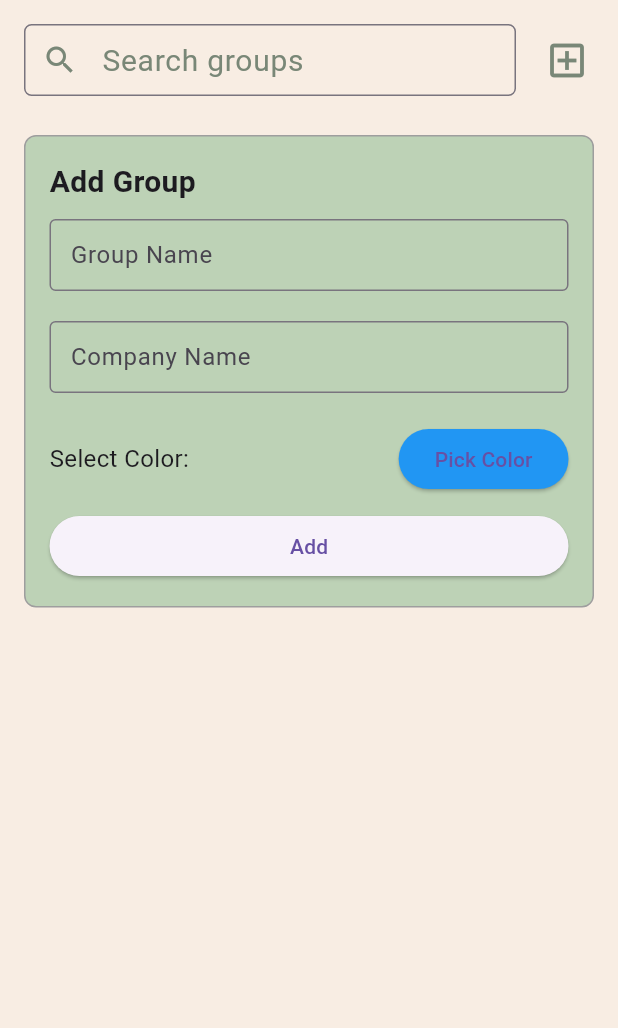
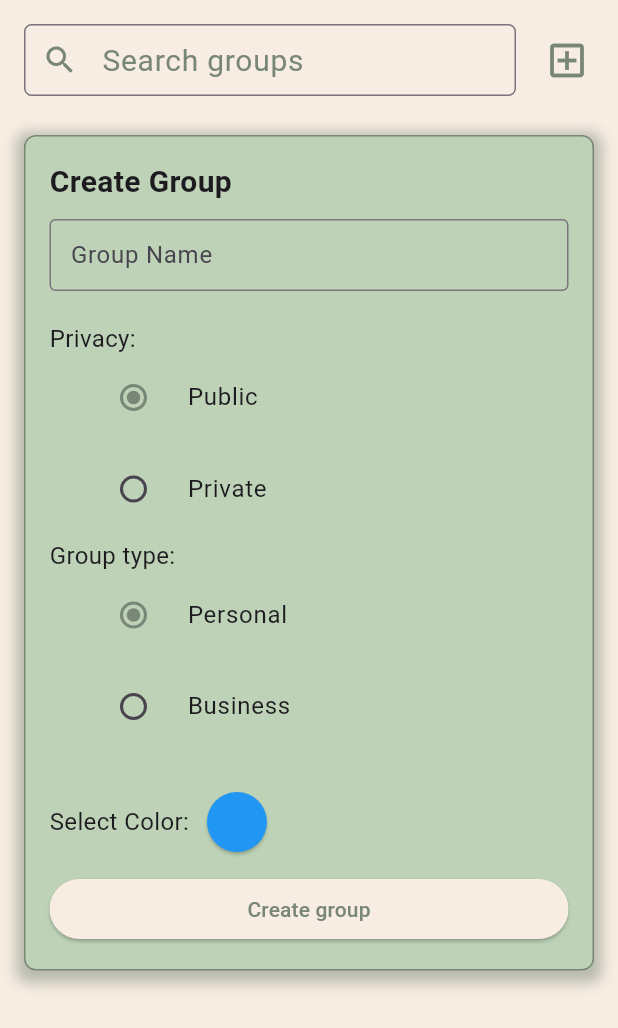
Before and after one commit to Goncalo-MMG-Carvalho/Front-end-ADC, a Flutter app: the GroupsPage screen opened directly, after a tap on the "add box" icon, on a phone screen of 412 x 824 dp. Shown: the top 1028 px of the screen. Run offline on Flutter 3.47's test engine with Material 3 defaults, Android fonts, the phone set to English and light mode, and no system bars; our stand-ins replace dio, flutter_colorpicker, geocoding, geolocator, google_maps_flutter, localstorage and 2 more; accounts and stored records are empty; Roboto replaces fonts that are missing (Arial).

Commit message:
createGroup a funfar

```diff
--- /dev/null
+++ b/lib/AppPage/application/auth.dart
@@ -0,0 +1,96 @@
+import 'dart:convert';
+import 'package:crypto/crypto.dart';
+import 'package:dio/dio.dart';
+import 'package:flutter/cupertino.dart';
+import 'package:path/path.dart';
+
+import '../../login/data/users_local_storage.dart';
+import '../../login/domain/User.dart';
+import 'package:http/http.dart' as http;
+import 'package:flutter/foundation.dart' show kIsWeb;
+import 'package:localstorage/localstorage.dart';
+
+
+
+
+const String localDatabaseName = "app.db";
+
+
+class Authentication {
+
+  Future<String?> getUserRole() async {
+    String? token = await getToken();
+    return token?.split(".")[2];
+  }
+
+  Future<String?> getToken() async {
+    String? token;
+    if (kIsWeb) {
+      await initLocalStorage();
+      WidgetsFlutterBinding.ensureInitialized();
+      token = localStorage.getItem("token");
+
+    } else {
+      LocalDB db = LocalDB(localDatabaseName);
+      token = await db.getToken();
+    }
+    return token;
+  }
+
+  Future<void> addGroup(String groupName, String color) async {
+
+    if (kIsWeb) {
+      await initLocalStorage();
+      WidgetsFlutterBinding.ensureInitialized();
+
+    } else {
+      LocalDB db = LocalDB(localDatabaseName);
+
+
+    }
+  }
+
+  bool createGroup(String groupName, bool isPublic, bool isBusiness, String color) {
+
+    fetchAuthenticate(groupName, isPublic, isBusiness, color);
+
+    return true;
+  }
+
+  Future<bool> fetchAuthenticate(String groupName, bool isPublic, bool isBusiness, String color) async {
+
+    String? token = await getToken();
+
+    final response = await http.post(
+      Uri.parse('https://projeto-adc-423314.ew.r.appspot.com/rest/create_group/v1'),
+      headers: <String, String>{
+        'Content-Type': 'application/json',
+      },
+      body: jsonEncode(<String, String>{
+        'cookie': token!,
+        'groupName': groupName,
+        'isPublic': isPublic.toString(),
+        'isBusiness': isBusiness.toString(),
+        'colorCode': color,
+      }),
+    );
+
+    if (response.statusCode == 200) {
+
+      print(jsonDecode(response.body));
+
+      // Extract cookie from response headers
+      return true;
+    } else {
+      return false;
+    }
+  }
+
+
+}
+
+void main() async {
+
+  // Users lists: https://dummyjson.com/users
+  //Authentication.fetchAuthenticate("hbingley1", "CQutx25i8r");
+}
--- a/lib/AppPage/presentation/groups_screen.dart
+++ b/lib/AppPage/presentation/groups_screen.dart
@@ -1,3 +1,4 @@
+import 'package:adc_handson_session/AppPage/application/auth.dart';
 import 'package:flutter/material.dart';
 import 'package:flutter_colorpicker/flutter_colorpicker.dart';
 
@@ -18,17 +19,41 @@ class GroupsPage extends StatefulWidget {
 }
 
 class _GroupsPageState extends State<GroupsPage> {
+  String PERSONAL_ROLE = "USER_PERSONAL";
+
+  String userRole = "";
+
+  Authentication auth = Authentication();
+
   bool _showAddForm = false;
   TextEditingController _groupNameController = TextEditingController();
-  TextEditingController _companyNameController = TextEditingController();
+
+
   Color _selectedColor = Colors.blue;
 
+  bool isPublic = true;
+
+  bool isBusiness = false;
+
+
   List<Group> _groups = [];
+
+  void getUserRole() async {
+    String role = (await auth.getUserRole())!;
+    setState(() {
+      userRole = role;
+    });
+  }
+
+  @override
+  void initState() {
+    super.initState();
+    getUserRole();
+  }
 
   @override
   void dispose() {
     _groupNameController.dispose();
-    _companyNameController.dispose();
     super.dispose();
   }
 
@@ -38,10 +63,17 @@ class _GroupsPageState extends State<GroupsPage> {
     });
   }
 
-  void _addGroup(String groupName, String companyName, Color color) {
-    setState(() {
-      _groups.add(Group(groupName, companyName, color));
-    });
+  void createGroupButtonPressed(String groupName, Color color) {
+    String colorString = color.value.toRadixString(16).padLeft(8, '0');
+
+
+    //VERIFICAR SE È TRUE OR FALSE
+    auth.createGroup(groupName, isPublic, isBusiness, colorString);
+
+
+    //setState(() {
+    //  _groups.add(Group(groupName, colorString));
+    //});
   }
 
   @override
@@ -121,23 +153,33 @@ class _GroupsPageState extends State<GroupsPage> {
     );
   }
 
+
   Widget _buildAddGroupForm() {
     return Container(
+      constraints: BoxConstraints(maxWidth: 400),
       margin: const EdgeInsets.symmetric(horizontal: 16.0, vertical: 10.0),
       padding: const EdgeInsets.all(16.0),
       decoration: BoxDecoration(
-        color: const Color.fromRGBO(189,210,182,100), // Background color for the form
+        color: const Color.fromRGBO(189,210,182,1), // Background color for the form
         border: Border.all(
-          color: Colors.grey,
+          color: const Color.fromRGBO(121, 135, 119, 1),
           width: 1.0,
         ),
         borderRadius: BorderRadius.circular(8.0),
+        boxShadow:[
+          BoxShadow(
+            color: const Color.fromRGBO(121, 135, 119, 1).withOpacity(0.5), // Shadow color
+            spreadRadius: 5, // Spread radius
+            blurRadius: 7, // Blur radius
+            offset: const Offset(0, 3), // Offset
+          ),
+        ]
       ),
       child: Column(
         crossAxisAlignment: CrossAxisAlignment.stretch,
         children: [
           const Text(
-            'Add Group',
+            'Create Group',
             style: TextStyle(fontSize: 20.0, fontWeight: FontWeight.bold),
           ),
           const SizedBox(height: 10.0),
@@ -148,30 +190,71 @@ class _GroupsPageState extends State<GroupsPage> {
               border: OutlineInputBorder(),
             ),
           ),
-          SizedBox(height: 20.0),
-          TextField(
-            controller: _companyNameController,
-            decoration: const InputDecoration(
-              labelText: 'Company Name',
-              border: OutlineInputBorder(),
+        const SizedBox(height: 20.0),
+        Column(
+          children: <Widget>[
+            const Padding(padding: EdgeInsets.fromLTRB(0, 0, 0, 0),
+              child: Align(
+                alignment: Alignment.centerLeft,
+                child: Text(
+                  "Privacy:",
+                  style: TextStyle(
+                    fontFamily: 'Arial',
+                    fontSize: 16,
+                  ),
+                ),
+              ),
             ),
+            Padding(padding: const EdgeInsets.fromLTRB(20, 0, 20, 5),
+              child: RadioListTile<bool>(
+                title: const Text('Public'),
+                value: true,
+                groupValue: isPublic,
+                activeColor: const Color.fromRGBO(121, 135, 119, 1),
+                onChanged: (value) {
+                  setState(() {
+                    isPublic = value!;
+                  });
+                },
+              ),
+            ),
+            Padding(padding: const EdgeInsets.fromLTRB(20, 0, 20, 5),
+              child: RadioListTile<bool>(
+                  title: const Text('Private'),
+                  value: false,
+                  groupValue: isPublic,
+                  activeColor: const Color.fromRGBO(121, 135, 119, 1),
+                  onChanged: (value) {
+                    setState(() {
+                      isPublic = value!;
+                    });
+              },
+
+              ),
+            )
+          ],
           ),
+
+          if( userRole != PERSONAL_ROLE)
+            groupTypeChoice(),
+
           const SizedBox(height: 20.0),
           Row(
-            mainAxisAlignment: MainAxisAlignment.spaceBetween,
+            mainAxisAlignment: MainAxisAlignment.start,
             children: [
               const Text(
                 'Select Color:',
                 style: TextStyle(fontSize: 16.0),
               ),
-              SizedBox(width: 10.0),
+            //  const SizedBox(width: 10.0),
               // Color picker
               ElevatedButton(
                 onPressed: () => _showColorPicker(context),
                 style: ElevatedButton.styleFrom(
                   backgroundColor: _selectedColor,
+                  shape: const CircleBorder(),
                 ),
-                child: const Text('Pick Color'),
+                child: const Text(""),
               ),
             ],
           ),
@@ -180,59 +263,85 @@ class _GroupsPageState extends State<GroupsPage> {
             onPressed: () {
               // Handle form submission
               String groupName = _groupNameController.text;
-              String companyName = _companyNameController.text;
-              _addGroup(groupName, companyName, _selectedColor); // Add group to the list
+              createGroupButtonPressed(groupName, _selectedColor);
               _toggleAddForm(); // Hide the form after submission
               _groupNameController.clear(); // Clear text fields
-              _companyNameController.clear();
             },
-            child: const Text('Add'),
+            style: ElevatedButton.styleFrom(
+              backgroundColor:  const Color.fromRGBO(248, 237, 227, 1),
+            ),
+            child: const Text(
+                'Create group',
+              style: TextStyle(
+                color:  Color.fromRGBO(121, 135, 119, 1),
+              ),
+            ),
           ),
         ],
       ),
     );
   }
 
-  Widget _buildGroupSquare(Group group) {
-    return Container(
-      padding: const EdgeInsets.all(12.0),
-      width: 200.0, // Fixed width for each group square
-      decoration: BoxDecoration(
-        color: group.color,
-        borderRadius: BorderRadius.circular(8.0),
-        boxShadow: [
-          BoxShadow(
-            color: Colors.grey.withOpacity(0.5),
-            spreadRadius: 1,
-            blurRadius: 3,
-            offset: const Offset(0, 2), // changes position of shadow
+  Widget groupTypeChoice() {
+    return Column(
+      children: <Widget>[
+        const Padding(padding: EdgeInsets.fromLTRB(0, 0, 0, 0),
+          child: Align(
+            alignment: Alignment.centerLeft,
+            child: Text(
+              "Group type:",
+              style: TextStyle(
+                fontFamily: 'Arial',
+                fontSize: 16,
+              ),
+            ),
           ),
-        ],
-      ),
-      child: Column(
-        crossAxisAlignment: CrossAxisAlignment.start,
-        children: [
-          Text(
-            'Group Name: ${group.groupName}',
-            style: const TextStyle(fontSize: 18.0, fontWeight: FontWeight.bold, color: Colors.white),
+        ),
+        Padding(padding: const EdgeInsets.fromLTRB(20, 0, 20, 5),
+          child: RadioListTile<bool>(
+            title: const Text('Personal'),
+            value: false,
+            groupValue: isBusiness,
+            activeColor: const Color.fromRGBO(121, 135, 119, 1),
+            onChanged: (value) {
+              setState(() {
+                isBusiness = value!;
+              });
+            },
           ),
-          const SizedBox(height: 8.0),
-          Text(
-            'Company Name: ${group.companyName}',
-            style: const TextStyle(fontSize: 16.0, color: Colors.white),
+        ),
+        Padding(padding: const EdgeInsets.fromLTRB(20, 0, 20, 5),
+          child: RadioListTile<bool>(
+            title: const Text('Business'),
+            value: true,
+            groupValue: isBusiness,
+            activeColor: const Color.fromRGBO(121, 135, 119, 1),
+            onChanged: (value) {
+              setState(() {
+                isBusiness = value!;
+              });
+            },
+
           ),
-        ],
-      ),
+        )
+      ],
     );
   }
 
   // Method to show color picker dialog
+
   void _showColorPicker(BuildContext context) {
     showDialog(
       context: context,
       builder: (BuildContext context) {
         return AlertDialog(
-          title: const Text('Pick a color'),
+          backgroundColor: const Color.fromRGBO(248, 237, 227, 1),
+          title: const Text(
+              'Choose a color',
+              style: TextStyle(
+                color: Color.fromRGBO(121, 135, 119, 1),
+              ),
+          ),
           content: SingleChildScrollView(
             child: BlockPicker(
               pickerColor: _selectedColor,
@@ -248,7 +357,15 @@ class _GroupsPageState extends State<GroupsPage> {
               onPressed: () {
                 Navigator.of(context).pop();
               },
-              child: const Text('Done'),
+              style: TextButton.styleFrom(
+                backgroundColor: const Color.fromRGBO(121, 135, 119, 1)
+              ),
+              child: const Text(
+                  'Done',
+                  style: TextStyle(
+                    color: Color.fromRGBO(248, 237, 227, 1),
+                  ),
+              ),
             ),
           ],
         );
@@ -256,3 +373,32 @@ class _GroupsPageState extends State<GroupsPage> {
     );
   }
 }
+
+Widget _buildGroupSquare(Group group) {
+  return Container(
+    padding: const EdgeInsets.all(12.0),
+    width: 200.0, // Fixed width for each group square
+    decoration: BoxDecoration(
+      color: group.color,
+      borderRadius: BorderRadius.circular(8.0),
+      boxShadow: [
+        BoxShadow(
+          color: Colors.grey.withOpacity(0.5),
+          spreadRadius: 1,
+          blurRadius: 3,
+          offset: const Offset(0, 2), // changes position of shadow
+        ),
+      ],
+    ),
+    child: Column(
+      crossAxisAlignment: CrossAxisAlignment.start,
+      children: [
+        Text(
+          'Group Name: ${group.groupName}',
+          style: const TextStyle(fontSize: 18.0, fontWeight: FontWeight.bold, color: Colors.white),
+        ),
+        const SizedBox(height: 8.0),
+      ],
+    ),
+  );
+}
--- a/lib/login/data/users_local_storage.dart
+++ b/lib/login/data/users_local_storage.dart
@@ -31,14 +31,13 @@ class LocalDB {
     print('onCreate');
     await db.transaction((txn) async {
       await txn.execute('CREATE TABLE users (username TEXT PRIMARY KEY, token TEXT)');
-      await txn.execute('CREATE TABLE groups (groupName TEXT, owner TEXT, PRIMARY KEY(groupName, owner))');
+      await txn.execute('CREATE TABLE groups (groupCode TEXT PRIMARY KEY, groupName TEXT, owner TEXT, color TEXT)');
     });
   }
 
   // TODO: Draft function. You should adapt after extending the user table
   // with its last position
   Future<void> addUser(final User u) async {
-
     // The `conflictAlgorithm` is used to select the strategy to be used in case
     // the user already exists. In this case, replace any previous data.
     await db.insert(
@@ -105,6 +104,7 @@ class LocalDB {
     await deleteDatabase(join(path, databaseName));
   }
 
+  //É PREFERIVEL FAZER DELETE DA DB EM VEZ DE DAR SO DROP TABLE
  // Future<void> restartDB() async {
  //   final db = await initDB();
  //   await db.execute('DROP TABLE IF EXISTS users');
--- a/lib/login/domain/Group.dart
+++ b/lib/login/domain/Group.dart
@@ -1,19 +1,23 @@
 import 'package:adc_handson_session/AppPage/presentation/data/group_storage.dart';
 
 class Group {
-  final String owner, name;
+  final String code, owner, name, color;
 
   const Group(
       {required this.owner,
-        required this.name
+        required this.name,
+        required this.code,
+        required this.color
       });
 
   // Convert a User into a Map. The keys must correspond to the names of the
   // columns in the database.
   Map<String, dynamic> toMap() {
     return {
-      'groupName': name,
+      'code': code,
+      'name': name,
       'owner': owner,
+      'color': color
     };
   }
 
@@ -21,7 +25,7 @@ class Group {
   // each user when using the print statement.
   @override
   String toString() {
-    return 'Group{username: $name, token: $owner}';
+    return 'Group{code: $code, name: $name, owner: $owner, color: $color}';
   }
 
 }
--- a/lib/register/application/auth.dart
+++ b/lib/register/application/auth.dart
@@ -3,8 +3,8 @@ import 'package:http/http.dart' as http;
 import 'package:crypto/crypto.dart';
 
 class Authentication {
-  static String BUSINESS = "USER_BUSINESS";
-  static String PERSONAL = "USER_PERSONAL";
+  static String BUSINESS = "USER-BUSINESS";
+  static String PERSONAL = "Personal";
 
   static bool isPasswordCompliant(String password, [int minLength = 8]) {
     //Null-safety ensures that password is never null
@@ -115,16 +115,15 @@ class Authentication {
         'username': username,
         'password': encodedP.toString(),
         'email':email,
-        'age': age,
+        'idade': age,
         'name': name,
-        'accountType': PERSONAL
       });
     }else {
       json = jsonEncode(<String, String>{
         'username': username,
         'password': encodedP.toString(),
         'email':email,
-        'age': age,
+        'idade': age,
         'name': name,
         'accountType': BUSINESS
       });
```
Also changed, not shown: lib/profile/presentation/profilePage_screen.dart (+4 -10 lines), 1 other file.
